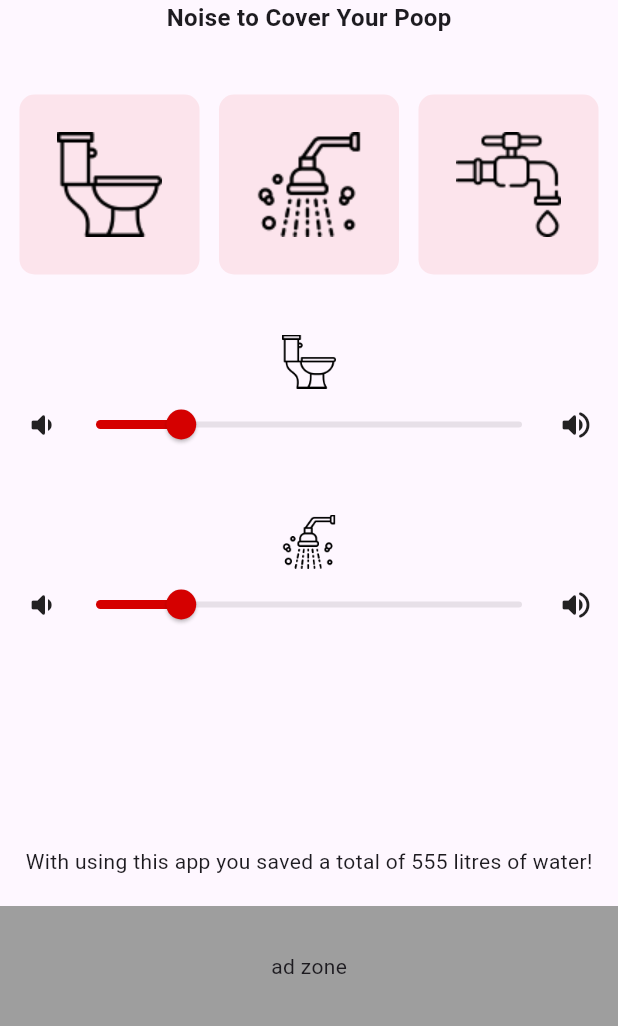
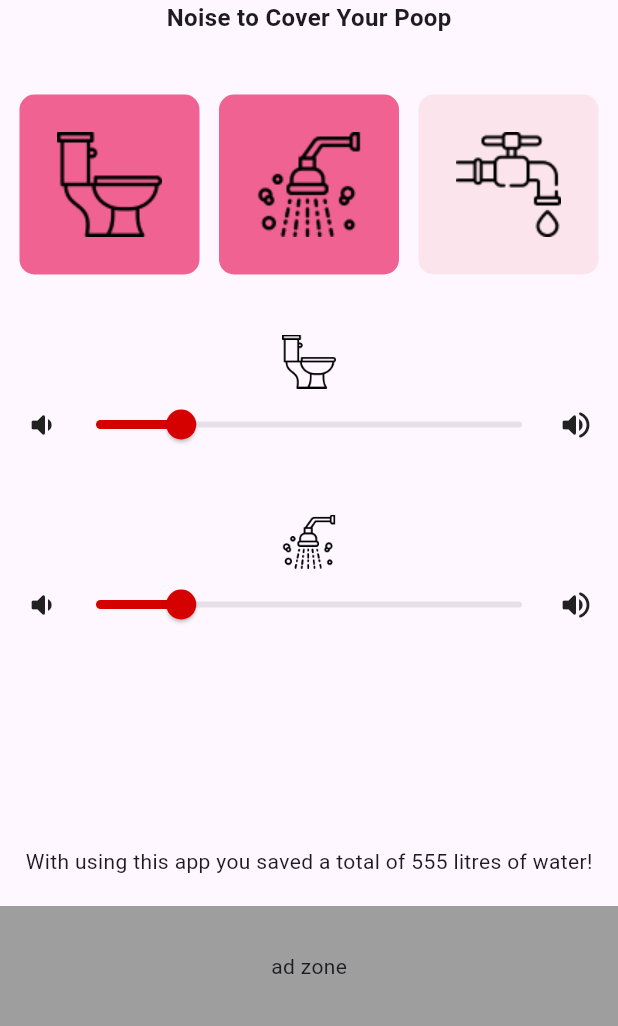
Before and after one commit to Abderrahmane07/Toilettes, a Flutter app: the screen it shows after launch, on a phone screen of 412 x 824 dp, the part 210-1236 px from its top. Run offline on Flutter 3.47's test engine with Material 2 defaults, Android fonts, the phone set to English and light mode, and no system bars; our stand-ins replace flutter_riverpod.

Commit message:
make the box colored when activated

```diff
--- a/lib/views/widgets/noise_icon_widget.dart
+++ b/lib/views/widgets/noise_icon_widget.dart
@@ -27,7 +27,9 @@ class NoiseIconWidget extends ConsumerWidget {
         height: dimensions,
         width: dimensions,
         decoration: BoxDecoration(
-          color: Colors.pink[50],
+          color: ref.watch(statesBoolProvider)[index]
+              ? Colors.pink[300]
+              : Colors.pink[50],
           borderRadius: BorderRadius.circular(10),
         ),
         child: Image.asset(
```
